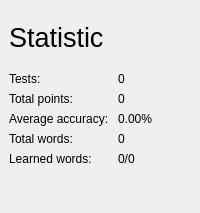
Above: window/interface/statistic_interface.ui from apps-open/BiLinguo before the change. Below: the same form after it.
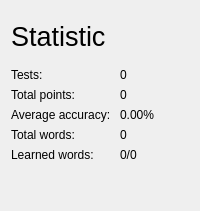
That is the form after the change. Icons and pictures are not drawn.

What changed in the file:
```diff
--- a/window/interface/statistic_interface.ui
+++ b/window/interface/statistic_interface.ui
@@ -1,22 +1,36 @@
 <?xml version="1.0" encoding="UTF-8"?>
 <ui version="4.0">
- <class>MainWindow</class>
- <widget class="QMainWindow" name="MainWindow">
+ <class>Dialog</class>
+ <widget class="QDialog" name="Dialog">
+  <property name="windowModality">
+   <enum>Qt::WindowModal</enum>
+  </property>
   <property name="geometry">
    <rect>
     <x>0</x>
     <y>0</y>
     <width>200</width>
-    <height>213</height>
+    <height>211</height>
    </rect>
   </property>
+  <property name="minimumSize">
+   <size>
+    <width>200</width>
+    <height>211</height>
+   </size>
+  </property>
+  <property name="maximumSize">
+   <size>
+    <width>200</width>
+    <height>211</height>
+   </size>
+  </property>
   <property name="windowTitle">
    <string>Statistic</string>
   </property>
-  <property name="styleSheet">
-   <string notr="true"></string>
+  <property name="modal">
+   <bool>true</bool>
   </property>
-  <widget class="QWidget" name="centralwidget">
    <layout class="QVBoxLayout" name="verticalLayout_3">
     <item>
      <widget class="QLabel" name="label">
@@ -133,9 +147,6 @@
     </item>
    </layout>
   </widget>
- </widget>
- <resources>
-  <include location="resource/src.qrc"/>
- </resources>
+ <resources/>
  <connections/>
 </ui>
```
Left out of the diff: 2 changed lines with no effect on the pictures. Lines whose indentation alone changed are shown as unchanged.
